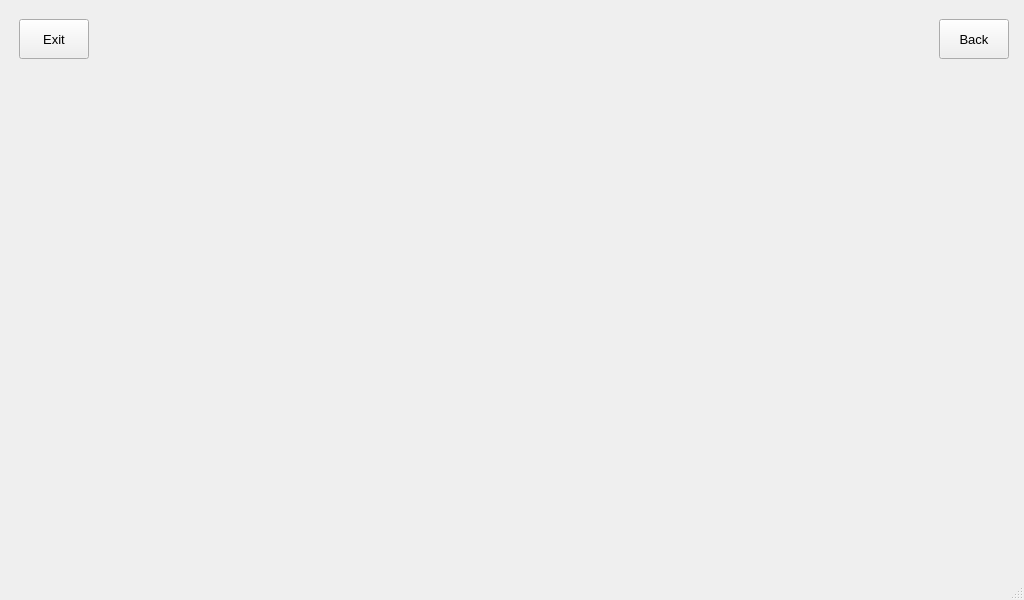
Above: mainwindow.ui from mertkaplandar/bmt-vehicle-display before the change. Below: the same form after it.
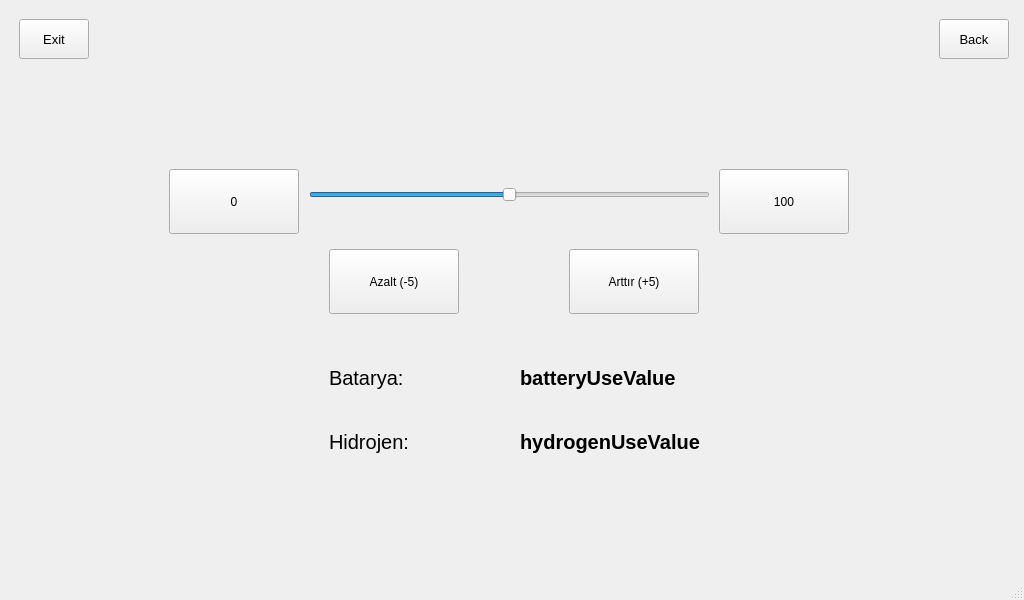
That is the form after the change. The open tabs and pages were chosen to show the change.

Commit message: A slider for battery and hydrogen usage has been added to the settings page.

Diff of the .ui file:
```diff
--- a/mainwindow.ui
+++ b/mainwindow.ui
@@ -359,6 +359,174 @@
          <string>Exit</string>
         </property>
        </widget>
+       <widget class="QSlider" name="currenUsingRatioSlider">
+        <property name="geometry">
+         <rect>
+          <x>300</x>
+          <y>160</y>
+          <width>401</width>
+          <height>51</height>
+         </rect>
+        </property>
+        <property name="font">
+         <font>
+          <pointsize>9</pointsize>
+         </font>
+        </property>
+        <property name="maximum">
+         <number>100</number>
+        </property>
+        <property name="singleStep">
+         <number>1</number>
+        </property>
+        <property name="value">
+         <number>50</number>
+        </property>
+        <property name="orientation">
+         <enum>Qt::Orientation::Horizontal</enum>
+        </property>
+       </widget>
+       <widget class="QPushButton" name="sliderZeroValueButton">
+        <property name="geometry">
+         <rect>
+          <x>160</x>
+          <y>160</y>
+          <width>130</width>
+          <height>65</height>
+         </rect>
+        </property>
+        <property name="text">
+         <string>0</string>
+        </property>
+       </widget>
+       <widget class="QPushButton" name="sliderHunderedValueButton">
+        <property name="geometry">
+         <rect>
+          <x>710</x>
+          <y>160</y>
+          <width>130</width>
+          <height>65</height>
+         </rect>
+        </property>
+        <property name="text">
+         <string>100</string>
+        </property>
+       </widget>
+       <widget class="QPushButton" name="sliderDecreaseButton">
+        <property name="geometry">
+         <rect>
+          <x>560</x>
+          <y>240</y>
+          <width>130</width>
+          <height>65</height>
+         </rect>
+        </property>
+        <property name="text">
+         <string>Arttır (+5)</string>
+        </property>
+       </widget>
+       <widget class="QPushButton" name="sliderIncreaseButton">
+        <property name="geometry">
+         <rect>
+          <x>320</x>
+          <y>240</y>
+          <width>130</width>
+          <height>65</height>
+         </rect>
+        </property>
+        <property name="text">
+         <string>Azalt (-5)</string>
+        </property>
+       </widget>
+       <widget class="QWidget" name="gridLayoutWidget_5">
+        <property name="geometry">
+         <rect>
+          <x>320</x>
+          <y>340</y>
+          <width>371</width>
+          <height>121</height>
+         </rect>
+        </property>
+        <layout class="QGridLayout" name="usingDataGrid">
+         <item row="0" column="1">
+          <widget class="QLabel" name="batteryUseValue">
+           <property name="sizePolicy">
+            <sizepolicy hsizetype="Preferred" vsizetype="Preferred">
+             <horstretch>0</horstretch>
+             <verstretch>0</verstretch>
+            </sizepolicy>
+           </property>
+           <property name="font">
+            <font>
+             <pointsize>15</pointsize>
+             <bold>true</bold>
+            </font>
+           </property>
+           <property name="text">
+            <string>batteryUseValue</string>
+           </property>
+          </widget>
+         </item>
+         <item row="0" column="0">
+          <widget class="QLabel" name="batteryText">
+           <property name="sizePolicy">
+            <sizepolicy hsizetype="Preferred" vsizetype="Preferred">
+             <horstretch>0</horstretch>
+             <verstretch>0</verstretch>
+            </sizepolicy>
+           </property>
+           <property name="font">
+            <font>
+             <pointsize>15</pointsize>
+            </font>
+           </property>
+           <property name="text">
+            <string>Batarya:</string>
+           </property>
+           <property name="alignment">
+            <set>Qt::AlignmentFlag::AlignLeading|Qt::AlignmentFlag::AlignLeft|Qt::AlignmentFlag::AlignVCenter</set>
+           </property>
+          </widget>
+         </item>
+         <item row="1" column="0">
+          <widget class="QLabel" name="hydrogenText">
+           <property name="sizePolicy">
+            <sizepolicy hsizetype="Preferred" vsizetype="Preferred">
+             <horstretch>0</horstretch>
+             <verstretch>0</verstretch>
+            </sizepolicy>
+           </property>
+           <property name="font">
+            <font>
+             <pointsize>15</pointsize>
+            </font>
+           </property>
+           <property name="text">
+            <string>Hidrojen:</string>
+           </property>
+          </widget>
+         </item>
+         <item row="1" column="1">
+          <widget class="QLabel" name="hydrogenUseValue">
+           <property name="sizePolicy">
+            <sizepolicy hsizetype="Maximum" vsizetype="Preferred">
+             <horstretch>0</horstretch>
+             <verstretch>0</verstretch>
+            </sizepolicy>
+           </property>
+           <property name="font">
+            <font>
+             <pointsize>15</pointsize>
+             <bold>true</bold>
+            </font>
+           </property>
+           <property name="text">
+            <string>hydrogenUseValue</string>
+           </property>
+          </widget>
+         </item>
+        </layout>
+       </widget>
       </widget>
      </widget>
     </item>
```
Left out of the diff: 2 changed lines with no effect on the pictures. The commit also changes 1 other file.
